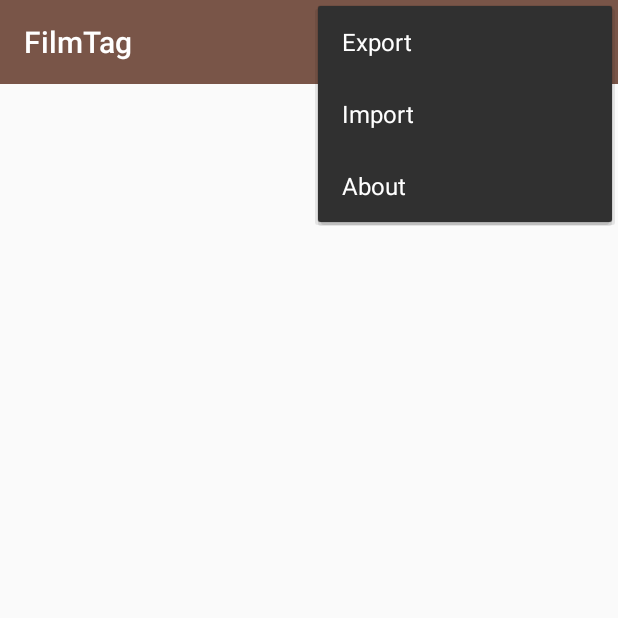
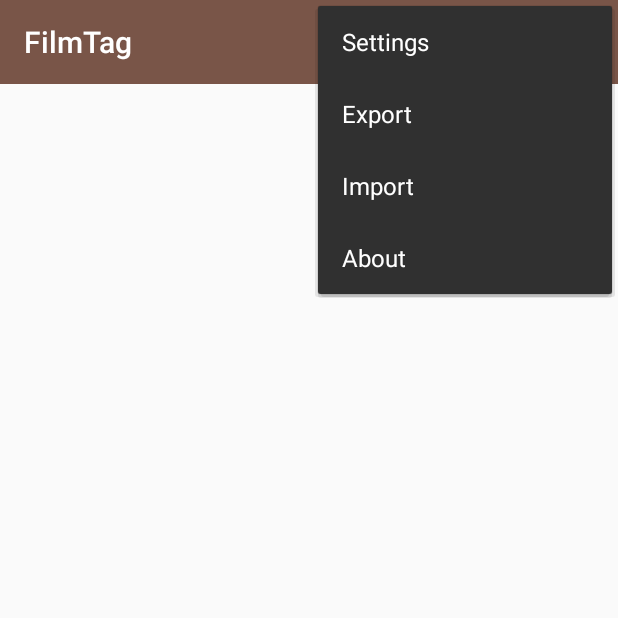
Before and after one commit to hanscappelle/filmtag-android-app, an Android app: the screen it shows after launch (MainActivity), with the options menu open, on a phone screen of 412 x 824 dp, the top half of it. Run offline under Robolectric (Android 15) with nearby library versions, the phone set to English and light mode, and no system bars; our stand-ins replace ButterKnife, androidx.preference.

Commit message:
implemented configuration of default values, closes #22

```diff
--- a/app/build.gradle
+++ b/app/build.gradle
@@ -3,7 +3,7 @@
 apply plugin: 'com.zeroturnaround.jrebel.android'
 
 android {
-    compileSdkVersion 22
+    compileSdkVersion 23
     buildToolsVersion "21.1.2"
 
     defaultConfig {
@@ -43,7 +43,8 @@
 
 dependencies {
     compile fileTree(dir: 'libs', include: ['*.jar'])
-    compile 'com.android.support:appcompat-v7:22+'
+    compile 'com.android.support:appcompat-v7:23.1.0'
+    compile 'com.android.support:preference-v7:23.1.0'
     compile 'com.jakewharton:butterknife:7.0.1'
     compile 'com.google.code.gson:gson:2.2.4'
 }
--- a/app/src/main/java/be/hcpl/android/filmtag/EditFrameFragment.java
+++ b/app/src/main/java/be/hcpl/android/filmtag/EditFrameFragment.java
@@ -3,6 +3,7 @@
 import android.app.Activity;
 import android.content.Context;
 import android.content.Intent;
+import android.content.SharedPreferences;
 import android.graphics.Bitmap;
 import android.graphics.BitmapFactory;
 import android.location.Location;
@@ -11,6 +12,7 @@
 import android.net.Uri;
 import android.os.Bundle;
 import android.os.Environment;
+import android.preference.PreferenceManager;
 import android.provider.MediaStore;
 import android.support.annotation.Nullable;
 import android.support.v4.content.ContextCompat;
@@ -140,9 +142,11 @@
             loadImagePreview();
             showLocation();
         }
-        // TODO have configurable defaults here
+        // have configurable defaults here
         else {
-
+            SharedPreferences prefs = PreferenceManager.getDefaultSharedPreferences(getContext());
+            editShutter.setText(prefs.getString("key_default_shutter", String.valueOf(60)));
+            editAperture.setText(prefs.getString("key_default_apertures", String.valueOf(4)));
         }
 
         // TODO implement autocomplete
--- a/app/src/main/java/be/hcpl/android/filmtag/EditRollFragment.java
+++ b/app/src/main/java/be/hcpl/android/filmtag/EditRollFragment.java
@@ -1,6 +1,8 @@
 package be.hcpl.android.filmtag;
 
+import android.content.SharedPreferences;
 import android.os.Bundle;
+import android.preference.PreferenceManager;
 import android.support.annotation.Nullable;
 import android.support.v4.app.Fragment;
 import android.view.LayoutInflater;
@@ -118,9 +120,10 @@
         }
         // populate with defaults here
         else {
-            // TODO have preferences for this
-            editSpeed.setText(String.valueOf(200));
-            editFrames.setText(String.valueOf(36));
+            // have preferences for this
+            SharedPreferences prefs = PreferenceManager.getDefaultSharedPreferences(getContext());
+            editSpeed.setText(prefs.getString("key_default_iso", String.valueOf(200)));
+            editFrames.setText(prefs.getString("key_default_frames", String.valueOf(36)));
         }
 
         // autocomplete
--- a/app/src/main/java/be/hcpl/android/filmtag/FilmRollListFragment.java
+++ b/app/src/main/java/be/hcpl/android/filmtag/FilmRollListFragment.java
@@ -5,6 +5,7 @@
 import android.content.Intent;
 import android.os.Bundle;
 import android.support.annotation.Nullable;
+import android.support.v7.preference.PreferenceFragmentCompat;
 import android.support.v7.widget.SearchView;
 import android.view.LayoutInflater;
 import android.view.Menu;
@@ -178,8 +179,25 @@
             return true;
         } else if (id == R.id.action_search) {
             toggleSearchView();
+        } else if( id == R.id.action_settings){
+            ((MainActivity) getActivity()).switchContent(new PrefsFragment());
         }
         return super.onOptionsItemSelected(item);
+    }
+
+    public static class PrefsFragment extends PreferenceFragmentCompat {
+
+//        @Override
+//        public void onCreate(Bundle savedInstanceState) {
+//            super.onCreate(savedInstanceState);
+//
+//        }
+
+        @Override
+        public void onCreatePreferences(Bundle bundle, String s) {
+            // Load the preferences from an XML resource
+            addPreferencesFromResource(R.xml.preferences);
+        }
     }
 
     private boolean searchViewEnabled = false;
--- a/app/src/main/res/menu/rolls.xml
+++ b/app/src/main/res/menu/rolls.xml
@@ -17,6 +17,11 @@
         app:showAsAction="ifRoom" />
 
     <item
+        android:id="@+id/action_settings"
+        android:title="@string/action_settings"
+        app:showAsAction="never" />
+
+    <item
         android:id="@+id/action_export"
         android:title="@string/action_export"
         app:showAsAction="never" />
--- a/app/src/main/res/values/strings.xml
+++ b/app/src/main/res/values/strings.xml
@@ -42,4 +42,17 @@
     <string name="label_frame">Frame</string>
     <string name="label_aperture">Aperture</string>
     <string name="label_shutter">Shutterspeed</string>
+    <string name="action_settings">Settings</string>
+
+    <string name="pref_title_default_values">Preferred default values</string>
+    <string name="pref_summary_default_iso">The default prefilled value for film speed when creating new film entries</string>
+    <string name="pref_title_default_iso">Default Film Speed</string>
+    <string name="pref_summary_default_frames">The default prefilled value for the number of frames when creating new film entries</string>
+    <string name="pref_title_default_frames">Default # Frames</string>
+    <string name="pref_summary_default_shutter">The default prefilled value for the shutter speed when editing frames</string>
+    <string name="pref_title_default_shutter">Default Shutterspeed</string>
+    <string name="pref_summary_default_aperture">The default prefilled value for aperture when editing frames</string>
+    <string name="pref_title_default_aperture">Default Aperture</string>
+
+
 </resources>
--- a/app/src/main/res/values/styles.xml
+++ b/app/src/main/res/values/styles.xml
@@ -3,7 +3,7 @@
     <!--the original example theme wasn't much special-->
     <!--&lt;!&ndash; Base application theme. &ndash;&gt;-->
     <!--<style name="AppTheme" parent="Theme.AppCompat.Light.DarkActionBar">-->
-        <!--&lt;!&ndash; Customize your theme here. &ndash;&gt;-->
+    <!--&lt;!&ndash; Customize your theme here. &ndash;&gt;-->
     <!--</style>-->
 
     <style name="AppTheme" parent="Theme.AppCompat.Light.NoActionBar">
@@ -25,6 +25,9 @@
         <!--We will be using the toolbar so no need to show ActionBar-->
         <item name="android:windowActionBar">false</item>
 
+        <!-- needed for PreferenceFragmentCompat -->
+        <item name="preferenceTheme">@style/PreferenceThemeOverlay</item>
+
     </style>
 
 </resources>
--- /dev/null
+++ b/app/src/main/res/xml/preferences.xml
@@ -0,0 +1,35 @@
+<?xml version="1.0" encoding="utf-8"?>
+<PreferenceScreen xmlns:android="http://schemas.android.com/apk/res/android">
+    <PreferenceCategory
+        android:key="key_default_values"
+        android:title="@string/pref_title_default_values">
+        <EditTextPreference
+            android:key="key_default_iso"
+            android:summary="@string/pref_summary_default_iso"
+            android:title="@string/pref_title_default_iso"
+            android:numeric="integer"
+            android:defaultValue="200"
+            />
+        <EditTextPreference
+            android:key="key_default_frames"
+            android:summary="@string/pref_summary_default_frames"
+            android:title="@string/pref_title_default_frames"
+            android:numeric="integer"
+            android:defaultValue="36"
+            />
+        <EditTextPreference
+            android:key="key_default_shutter"
+            android:summary="@string/pref_summary_default_shutter"
+            android:title="@string/pref_title_default_shutter"
+            android:numeric="decimal"
+            android:defaultValue="60"
+            />
+        <EditTextPreference
+            android:key="key_default_aperture"
+            android:summary="@string/pref_summary_default_aperture"
+            android:title="@string/pref_title_default_aperture"
+            android:numeric="decimal"
+            android:defaultValue="4.0"
+            />
+    </PreferenceCategory>
+</PreferenceScreen>
```
Also changed, not shown: 1 other file.
